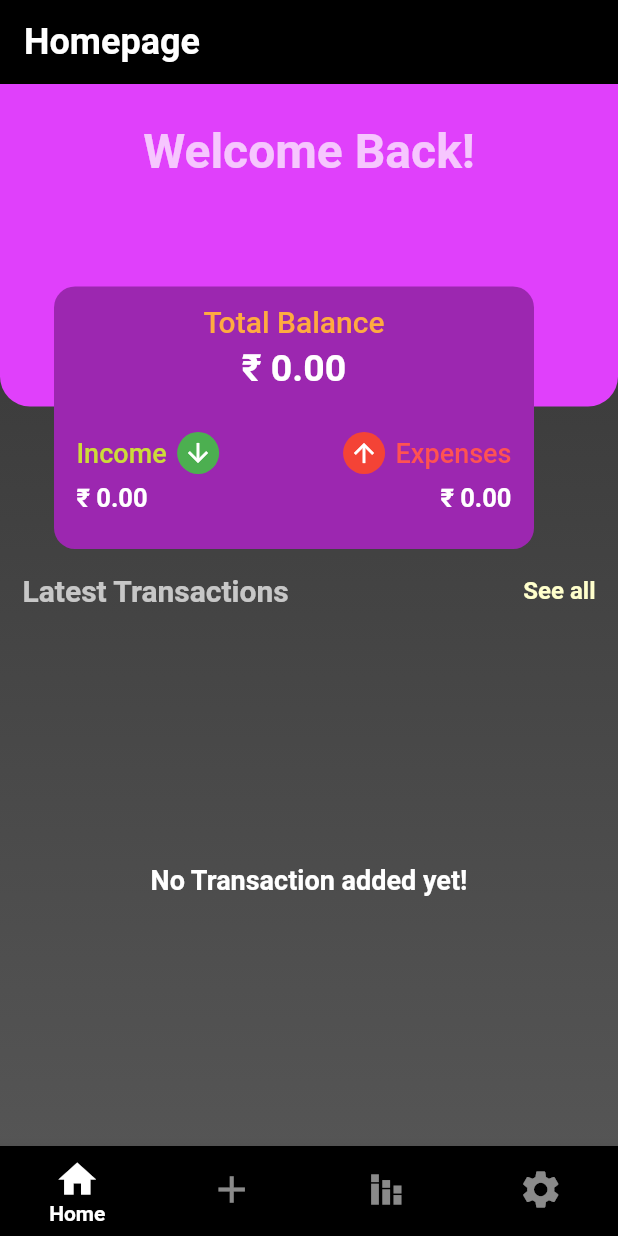
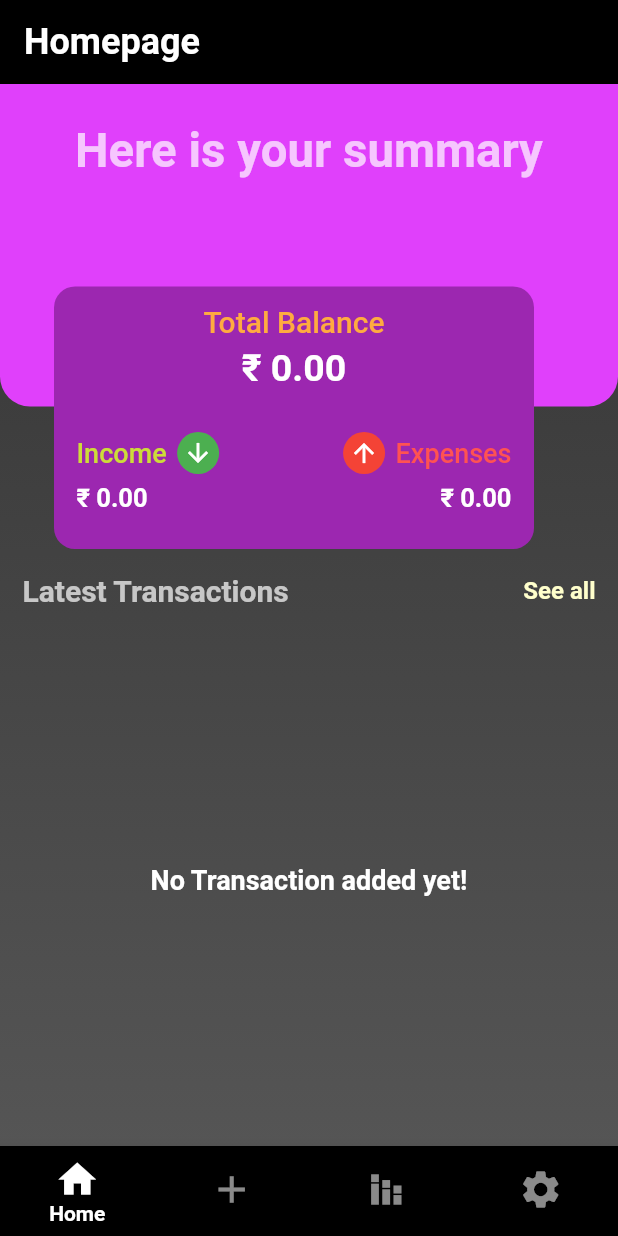
Before and after one commit to rohan2411mitra/Track-Expenses-Project, a Flutter app: the screen it shows once a user with an empty profile is signed in, on a phone screen of 412 x 824 dp. Run offline on Flutter 3.47's test engine with Material 2 defaults, Android fonts, the phone set to English and light mode, and no system bars; our stand-ins replace cloud_firestore, email_validator, firebase_auth, firebase_core, firebase_storage, image_picker and 1 more; accounts and stored records are empty.

Commit message:
Minor Fix

```diff
--- a/lib/screens/Pages/homepage.dart
+++ b/lib/screens/Pages/homepage.dart
@@ -253,10 +253,10 @@ class _HomePageState extends State<HomePage> {
                 height: 10,
               ),
               const Text(
-                "Welcome Back!",
+                "Here is your summary",
                 style: TextStyle(
                     fontWeight: FontWeight.bold,
-                    fontSize: 32.0,
+                    fontSize: 31.6,
                     color: Colors.white70),
               ),
               Text(
```
